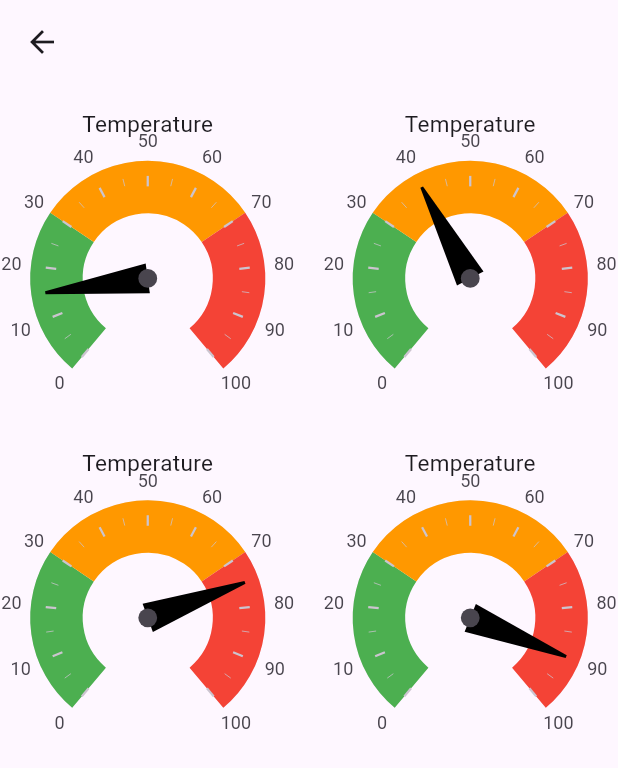
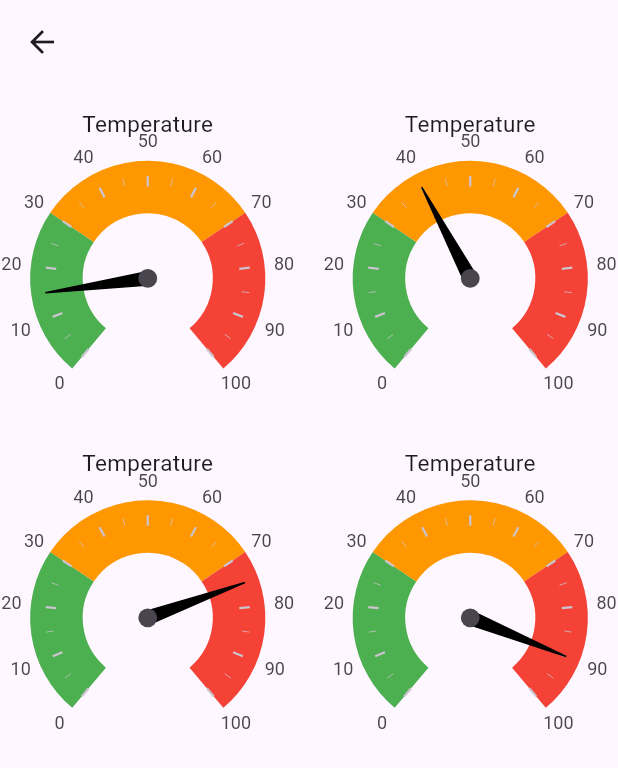
Before and after one commit to Upside-Solutions-Pvt-Ltd/upside_component_lib, a Flutter app: the RadialGaugeScreen screen opened directly, on a phone screen of 412 x 824 dp. Shown: the top 768 px of the screen. Run offline on Flutter 3.47's test engine with Material 3 defaults, Android fonts, the phone set to English and light mode, and no system bars; drawn by our look-alikes of syncfusion_flutter_gauges; our stand-ins replace flutter_svg, plugin_platform_interface, table_calendar, web.

Commit message:
responsive needle width

```diff
--- a/lib/ui/component/gauges/radial_gauge.dart
+++ b/lib/ui/component/gauges/radial_gauge.dart
@@ -60,6 +60,10 @@ class _RadialGaugeState extends State<RadialGauge> {
           pointers: [
             NeedlePointer(
               value: widget.value,
+              needleStartWidth: MediaQuery.of(context).size.width > 750
+                  ? 1
+                  : 0.5,
+              needleEndWidth: MediaQuery.of(context).size.width > 750 ? 10 : 5,
               needleLength: 0.88,
               needleColor: Colors.black,
               enableAnimation: true,
```
